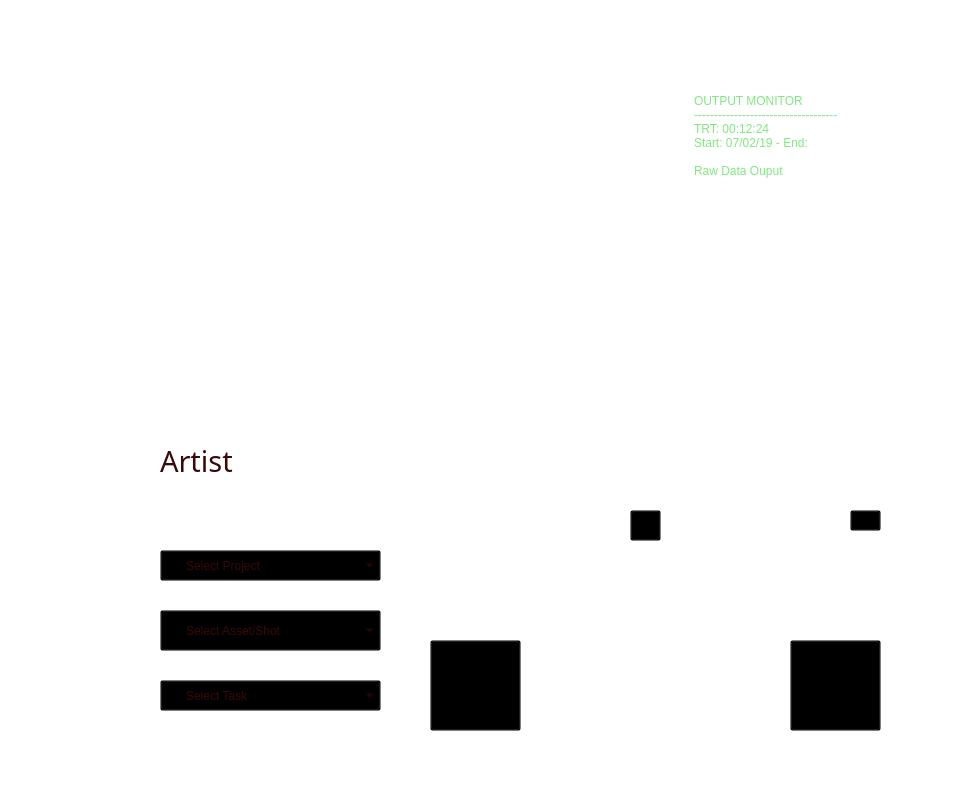
This is Python/Utilities/time_lord/ui/time_lord_clock.ui in SleepDeprivedVFX/t_sheets_listener as Qt 5 draws it before an edit. The edited form follows.
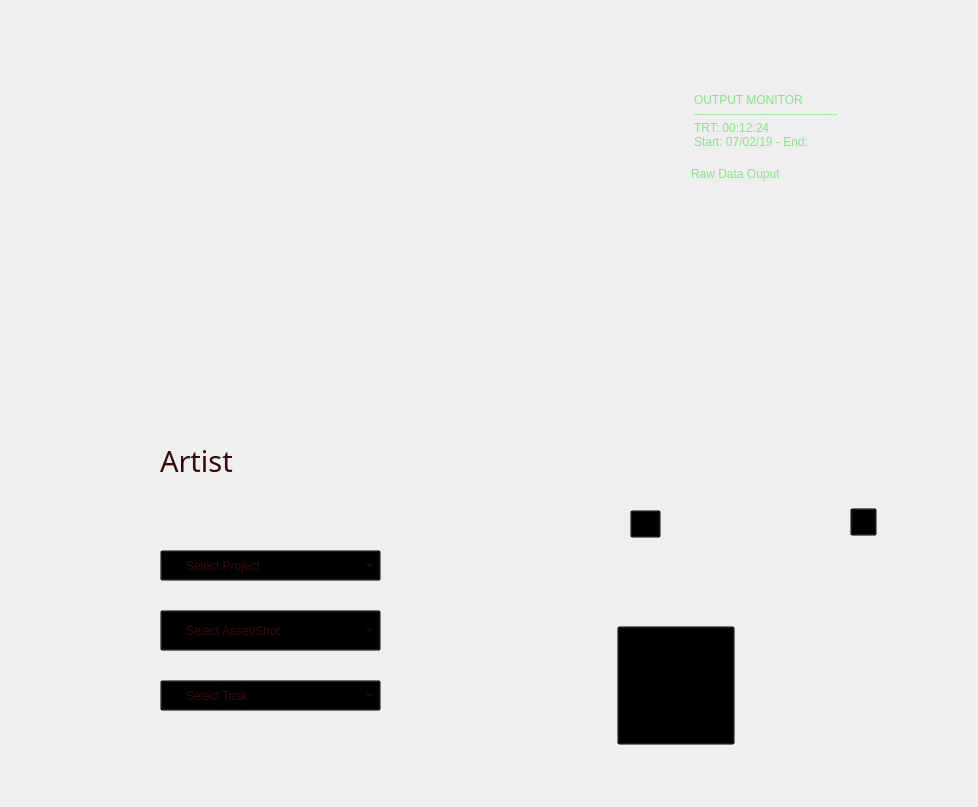
This is the edited form. Icons and pictures are not drawn.

What changed in the file:
```diff
--- a/Python/Utilities/time_lord/ui/time_lord_clock.ui
+++ b/Python/Utilities/time_lord/ui/time_lord_clock.ui
@@ -26,15 +26,11 @@
    <string>Time Lord</string>
   </property>
   <property name="styleSheet">
-   <string notr="true">QWidget{
-
-background-image: url(:/backgrounds/time_lord_bg.png);
+   <string notr="true">background-image: url(:/backgrounds/time_lord_bg.png);
 background-repeat: none;
-background-color: rgba(100, 100, 100, 0);
 selection-color: rgb(115, 115, 115);
 selection-background-color: rgb(100, 100, 100);
 color: rgb(230, 230, 230);
-}
 
 
 
@@ -121,34 +117,17 @@
    <widget class="QPushButton" name="clock_button">
     <property name="geometry">
      <rect>
-      <x>790</x>
-      <y>640</y>
-      <width>91</width>
-      <height>91</height>
+      <x>617</x>
+      <y>626</y>
+      <width>118</width>
+      <height>119</height>
      </rect>
     </property>
     <property name="styleSheet">
      <string notr="true">background-image: url(:/lights buttons/elements/red_in_out_button.png);
 background-repeat: none;
-background-color: rgba(0, 0, 0, 0);</string>
-    </property>
-    <property name="text">
-     <string/>
-    </property>
-   </widget>
-   <widget class="QPushButton" name="switch_button">
-    <property name="geometry">
-     <rect>
-      <x>430</x>
-      <y>640</y>
-      <width>91</width>
-      <height>91</height>
-     </rect>
-    </property>
-    <property name="styleSheet">
-     <string notr="true">background-image: url(:/lights buttons/elements/green_switch_button.png);
-background-repeat: none;
-background-color: rgba(0, 0, 0, 0);</string>
+background-color: rgba(0, 0, 0, 0);
+border-color: rgba(0, 0, 0, 0);</string>
     </property>
     <property name="text">
      <string/>
@@ -194,15 +173,14 @@
     <property name="geometry">
      <rect>
       <x>690</x>
-      <y>90</y>
+      <y>89</y>
       <width>211</width>
-      <height>61</height>
+      <height>62</height>
      </rect>
     </property>
     <property name="styleSheet">
-     <string notr="true">background-image: url(:/backgrounds/elements/output_monitor_top.png);
-border-color: rgba(255, 255, 255, 0);
-background-repeat: none;
+     <string notr="true">border-image: url(:/backgrounds/elements/output_monitor_top.png);
+border-color: rgba(0, 0, 0, 0);
 background-color: rgba(0, 0, 0, 0);
 font: 75 7pt &quot;MS UI Gothic&quot;;
 color: rgb(130, 231, 130);</string>
@@ -214,7 +192,7 @@
      <enum>QFrame::Plain</enum>
     </property>
     <property name="lineWidth">
-     <number>1</number>
+     <number>0</number>
     </property>
     <property name="midLineWidth">
      <number>0</number>
@@ -281,8 +259,8 @@
    <widget class="QGraphicsView" name="run_minute_ten">
     <property name="geometry">
      <rect>
-      <x>415</x>
-      <y>270</y>
+      <x>419</x>
+      <y>268</y>
       <width>41</width>
       <height>61</height>
      </rect>
@@ -323,7 +301,7 @@
    <widget class="QGraphicsView" name="run_second_ten">
     <property name="geometry">
      <rect>
-      <x>550</x>
+      <x>553</x>
       <y>270</y>
       <width>51</width>
       <height>61</height>
@@ -365,8 +343,8 @@
    <widget class="QGraphicsView" name="week_meter">
     <property name="geometry">
      <rect>
-      <x>570</x>
-      <y>100</y>
+      <x>566</x>
+      <y>104</y>
       <width>20</width>
       <height>81</height>
      </rect>
@@ -392,8 +370,8 @@
    <widget class="QGraphicsView" name="day_meter">
     <property name="geometry">
      <rect>
-      <x>390</x>
-      <y>100</y>
+      <x>391</x>
+      <y>103</y>
       <width>21</width>
       <height>81</height>
      </rect>
@@ -414,7 +392,7 @@
     <property name="geometry">
      <rect>
       <x>180</x>
-      <y>110</y>
+      <y>105</y>
       <width>31</width>
       <height>171</height>
      </rect>
@@ -435,7 +413,7 @@
     <property name="geometry">
      <rect>
       <x>180</x>
-      <y>110</y>
+      <y>105</y>
       <width>31</width>
       <height>171</height>
      </rect>
@@ -455,10 +433,10 @@
    <widget class="QGraphicsView" name="start_tens_month">
     <property name="geometry">
      <rect>
-      <x>460</x>
-      <y>550</y>
+      <x>462</x>
+      <y>551</y>
       <width>31</width>
-      <height>41</height>
+      <height>44</height>
      </rect>
     </property>
     <property name="styleSheet">
@@ -477,9 +455,9 @@
     <property name="geometry">
      <rect>
       <x>490</x>
-      <y>550</y>
+      <y>552</y>
       <width>31</width>
-      <height>41</height>
+      <height>42</height>
      </rect>
     </property>
     <property name="styleSheet">
@@ -497,10 +475,10 @@
    <widget class="QGraphicsView" name="start_tens_day">
     <property name="geometry">
      <rect>
-      <x>530</x>
-      <y>550</y>
+      <x>531</x>
+      <y>551</y>
       <width>21</width>
-      <height>41</height>
+      <height>43</height>
      </rect>
     </property>
     <property name="styleSheet">
@@ -518,10 +496,10 @@
    <widget class="QGraphicsView" name="start_ones_day">
     <property name="geometry">
      <rect>
-      <x>560</x>
-      <y>550</y>
-      <width>21</width>
-      <height>41</height>
+      <x>557</x>
+      <y>552</y>
+      <width>24</width>
+      <height>39</height>
      </rect>
     </property>
     <property name="styleSheet">
@@ -542,7 +520,7 @@
       <x>600</x>
       <y>550</y>
       <width>21</width>
-      <height>41</height>
+      <height>43</height>
      </rect>
     </property>
     <property name="styleSheet">
@@ -560,8 +538,8 @@
    <widget class="QGraphicsView" name="start_ones_year">
     <property name="geometry">
      <rect>
-      <x>630</x>
-      <y>550</y>
+      <x>632</x>
+      <y>551</y>
       <width>21</width>
       <height>41</height>
      </rect>
@@ -581,9 +559,9 @@
    <widget class="QGraphicsView" name="end_tens_month">
     <property name="geometry">
      <rect>
-      <x>700</x>
-      <y>550</y>
-      <width>31</width>
+      <x>702</x>
+      <y>552</y>
+      <width>30</width>
       <height>41</height>
      </rect>
     </property>
@@ -603,9 +581,9 @@
     <property name="geometry">
      <rect>
       <x>730</x>
-      <y>550</y>
+      <y>552</y>
       <width>31</width>
-      <height>41</height>
+      <height>39</height>
      </rect>
     </property>
     <property name="styleSheet">
@@ -645,9 +623,9 @@
     <property name="geometry">
      <rect>
       <x>800</x>
-      <y>550</y>
+      <y>552</y>
       <width>21</width>
-      <height>41</height>
+      <height>39</height>
      </rect>
     </property>
     <property name="styleSheet">
@@ -666,9 +644,9 @@
     <property name="geometry">
      <rect>
       <x>830</x>
-      <y>550</y>
+      <y>552</y>
       <width>31</width>
-      <height>41</height>
+      <height>39</height>
      </rect>
     </property>
     <property name="styleSheet">
@@ -687,9 +665,9 @@
     <property name="geometry">
      <rect>
       <x>860</x>
-      <y>550</y>
+      <y>552</y>
       <width>31</width>
-      <height>41</height>
+      <height>39</height>
      </rect>
     </property>
     <property name="styleSheet">
@@ -707,8 +685,8 @@
    <widget class="QGraphicsView" name="start_clock_hour">
     <property name="geometry">
      <rect>
-      <x>560</x>
-      <y>410</y>
+      <x>559</x>
+      <y>407</y>
       <width>21</width>
       <height>111</height>
      </rect>
@@ -734,8 +712,8 @@
    <widget class="QGraphicsView" name="end_clock_hour">
     <property name="geometry">
      <rect>
-      <x>770</x>
-      <y>410</y>
+      <x>773</x>
+      <y>408</y>
       <width>21</width>
       <height>111</height>
      </rect>
@@ -755,8 +733,8 @@
    <widget class="QGraphicsView" name="red_light">
     <property name="geometry">
      <rect>
-      <x>805</x>
-      <y>350</y>
+      <x>809</x>
+      <y>352</y>
       <width>71</width>
       <height>61</height>
      </rect>
@@ -780,7 +758,7 @@
     <property name="geometry">
      <rect>
       <x>720</x>
-      <y>350</y>
+      <y>353</y>
       <width>61</width>
       <height>61</height>
      </rect>
@@ -809,8 +787,8 @@
    <widget class="QGraphicsView" name="start_clock_minute">
     <property name="geometry">
      <rect>
-      <x>560</x>
-      <y>410</y>
+      <x>559</x>
+      <y>407</y>
       <width>21</width>
       <height>111</height>
      </rect>
@@ -836,8 +814,8 @@
    <widget class="QGraphicsView" name="end_clock_minute">
     <property name="geometry">
      <rect>
-      <x>770</x>
-      <y>410</y>
+      <x>773</x>
+      <y>408</y>
       <width>21</width>
       <height>111</height>
      </rect>
@@ -860,7 +838,7 @@
       <x>630</x>
       <y>510</y>
       <width>31</width>
-      <height>31</height>
+      <height>28</height>
      </rect>
     </property>
     <property name="styleSheet">
@@ -876,9 +854,9 @@
     <property name="geometry">
      <rect>
       <x>850</x>
-      <y>510</y>
-      <width>31</width>
-      <height>21</height>
+      <y>508</y>
+      <width>27</width>
+      <height>28</height>
      </rect>
     </property>
     <property name="styleSheet">
@@ -893,22 +871,19 @@
    <widget class="QPlainTextEdit" name="lower_output">
     <property name="geometry">
      <rect>
-      <x>690</x>
-      <y>160</y>
-      <width>201</width>
-      <height>161</height>
+      <x>687</x>
+      <y>163</y>
+      <width>216</width>
+      <height>177</height>
      </rect>
     </property>
     <property name="styleSheet">
-     <string notr="true">
-QPlainTextEdit{
-background-image: url(:/backgrounds/elements/output_monitor_bottom.png);
-background-repeat: none;
-border-color: rgba(255, 255, 255, 0);
+     <string notr="true">QPlainTextEdit{
+border-image: url(:/backgrounds/elements/output_monitor_bottom.png);
+border-color: rgba(0, 0, 0, 0);
 background-color: rgba(0, 0, 0, 0);
 font: 75 8pt &quot;MS UI Gothic&quot;;
 color: rgb(130, 231, 130);
-opacity: .5;
 }
 </string>
     </property>
@@ -918,6 +893,9 @@
     <property name="frameShadow">
      <enum>QFrame::Plain</enum>
     </property>
+    <property name="lineWidth">
+     <number>0</number>
+    </property>
     <property name="verticalScrollBarPolicy">
      <enum>Qt::ScrollBarAlwaysOff</enum>
     </property>
```
Left out of the diff: 53 changed lines with no effect on the pictures.
